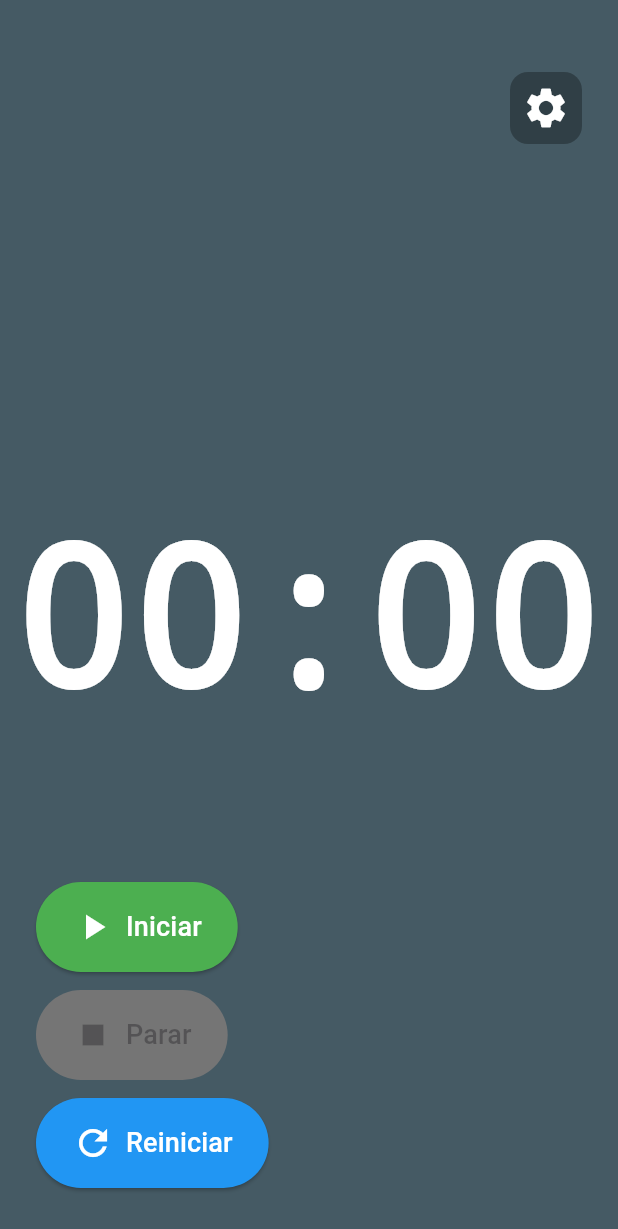
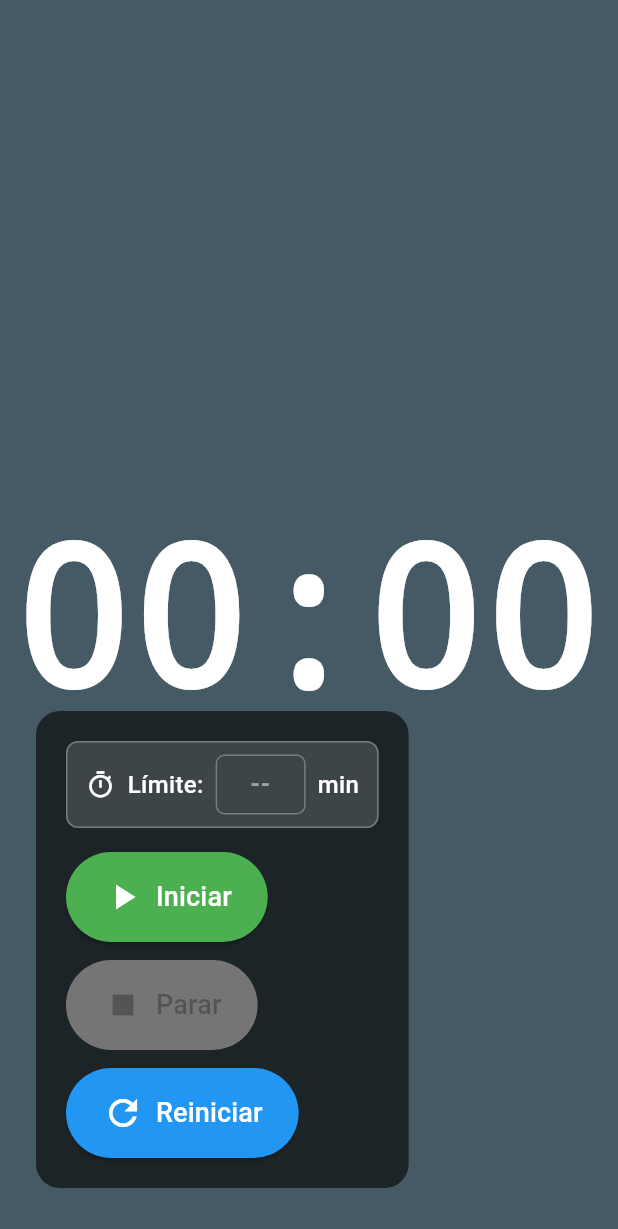
Before and after one commit to wariomvc/tj_cronometro, a Flutter app: the screen it shows after launch, on a phone screen of 412 x 824 dp. Shown: the top 1229 px of the screen. Run offline on Flutter 3.47's test engine with Material 3 defaults, Android fonts, the phone set to English and light mode, and no system bars.

Commit message:
Move time limit control to main control panel
Changes:
- Removed settings button from top-right corner
- Removed time limit indicator from top-left
- Added inline time limit input field in control panel
- Time limit input now appears at top of control buttons
- Improved accessibility with all controls in one location
- Enhanced visual design with semi-transparent container
- Better UX with direct input instead of dialog

```diff
--- a/lib/screens/timer_screen.dart
+++ b/lib/screens/timer_screen.dart
@@ -14,10 +14,12 @@ class _TimerScreenState extends State<TimerScreen> {
   Timer? _timer;
   bool _isRunning = false;
   int? _timeLimitMinutes; // Optional time limit in minutes
+  final TextEditingController _timeLimitController = TextEditingController();
 
   @override
   void dispose() {
     _timer?.cancel();
+    _timeLimitController.dispose();
     super.dispose();
   }
 
@@ -49,66 +51,19 @@ class _TimerScreenState extends State<TimerScreen> {
     });
   }
 
-  Future<void> _showTimeLimitDialog() async {
-    final TextEditingController controller = TextEditingController(
-      text: _timeLimitMinutes?.toString() ?? '',
-    );
-
-    await showDialog(
-      context: context,
-      builder: (BuildContext context) {
-        return AlertDialog(
-          title: const Text('Límite de Tiempo'),
-          content: Column(
-            mainAxisSize: MainAxisSize.min,
-            crossAxisAlignment: CrossAxisAlignment.start,
-            children: [
-              const Text('Ingresa el límite de tiempo en minutos (opcional):'),
-              const SizedBox(height: 16),
-              TextField(
-                controller: controller,
-                keyboardType: TextInputType.number,
-                decoration: const InputDecoration(
-                  labelText: 'Minutos',
-                  hintText: 'Ej: 5, 10, 30...',
-                  border: OutlineInputBorder(),
-                ),
-              ),
-            ],
-          ),
-          actions: [
-            TextButton(
-              onPressed: () {
+  void _updateTimeLimit(String value) {
+    if (value.isEmpty) {
       setState(() {
         _timeLimitMinutes = null;
       });
-                Navigator.of(context).pop();
-              },
-              child: const Text('Borrar'),
-            ),
-            TextButton(
-              onPressed: () {
-                Navigator.of(context).pop();
-              },
-              child: const Text('Cancelar'),
-            ),
-            ElevatedButton(
-              onPressed: () {
-                final value = int.tryParse(controller.text);
-                if (value != null && value > 0) {
+    } else {
+      final minutes = int.tryParse(value);
+      if (minutes != null && minutes > 0) {
         setState(() {
-                    _timeLimitMinutes = value;
+          _timeLimitMinutes = minutes;
         });
       }
-                Navigator.of(context).pop();
-              },
-              child: const Text('Guardar'),
-            ),
-          ],
-        );
-      },
-    );
-    controller.dispose();
+    }
   }
 
   @override
@@ -123,53 +78,106 @@ class _TimerScreenState extends State<TimerScreen> {
             timeLimitMinutes: _timeLimitMinutes,
           ),
 
-          // Settings button at top right
+          // Control buttons overlay at bottom left
           Positioned(
-            top: 48,
-            right: 24,
+            bottom: 32,
+            left: 24,
             child: Container(
+              padding: const EdgeInsets.all(20),
               decoration: BoxDecoration(
-                color: Colors.black.withOpacity(0.3),
-                borderRadius: BorderRadius.circular(12),
+                color: Colors.black.withOpacity(0.6),
+                borderRadius: BorderRadius.circular(16),
               ),
-              child: IconButton(
-                onPressed: _showTimeLimitDialog,
-                icon: const Icon(Icons.settings, size: 32),
-                color: Colors.white,
-                tooltip: 'Configurar límite de tiempo',
+              child: Column(
+                crossAxisAlignment: CrossAxisAlignment.start,
+                children: [
+                  // Time Limit Input
+                  Container(
+                    padding: const EdgeInsets.symmetric(horizontal: 12, vertical: 8),
+                    decoration: BoxDecoration(
+                      color: Colors.white.withOpacity(0.15),
+                      borderRadius: BorderRadius.circular(8),
+                      border: Border.all(
+                        color: Colors.white.withOpacity(0.3),
+                        width: 1,
                       ),
                     ),
+                    child: Row(
+                      mainAxisSize: MainAxisSize.min,
+                      children: [
+                        const Icon(
+                          Icons.timer_outlined,
+                          color: Colors.white,
+                          size: 20,
                         ),
-
-          // Time limit indicator (if set)
-          if (_timeLimitMinutes != null)
-            Positioned(
-              top: 48,
-              left: 24,
-              child: Container(
-                padding: const EdgeInsets.symmetric(horizontal: 16, vertical: 8),
-                decoration: BoxDecoration(
-                  color: Colors.black.withOpacity(0.5),
-                  borderRadius: BorderRadius.circular(20),
+                        const SizedBox(width: 8),
+                        const Text(
+                          'Límite:',
+                          style: TextStyle(
+                            color: Colors.white,
+                            fontSize: 16,
+                            fontWeight: FontWeight.w500,
                           ),
-                child: Text(
-                  'Límite: $_timeLimitMinutes min',
+                        ),
+                        const SizedBox(width: 8),
+                        SizedBox(
+                          width: 60,
+                          child: TextField(
+                            controller: _timeLimitController,
+                            keyboardType: TextInputType.number,
+                            textAlign: TextAlign.center,
                             style: const TextStyle(
                               color: Colors.white,
                               fontSize: 16,
                               fontWeight: FontWeight.bold,
                             ),
+                            decoration: InputDecoration(
+                              hintText: '--',
+                              hintStyle: TextStyle(
+                                color: Colors.white.withOpacity(0.5),
+                              ),
+                              isDense: true,
+                              contentPadding: const EdgeInsets.symmetric(
+                                horizontal: 8,
+                                vertical: 8,
+                              ),
+                              border: OutlineInputBorder(
+                                borderRadius: BorderRadius.circular(6),
+                                borderSide: BorderSide(
+                                  color: Colors.white.withOpacity(0.3),
+                                ),
+                              ),
+                              enabledBorder: OutlineInputBorder(
+                                borderRadius: BorderRadius.circular(6),
+                                borderSide: BorderSide(
+                                  color: Colors.white.withOpacity(0.3),
+                                ),
+                              ),
+                              focusedBorder: OutlineInputBorder(
+                                borderRadius: BorderRadius.circular(6),
+                                borderSide: const BorderSide(
+                                  color: Colors.white,
+                                  width: 2,
                                 ),
                               ),
                             ),
+                            onChanged: _updateTimeLimit,
+                          ),
+                        ),
+                        const SizedBox(width: 8),
+                        const Text(
+                          'min',
+                          style: TextStyle(
+                            color: Colors.white,
+                            fontSize: 16,
+                            fontWeight: FontWeight.w500,
+                          ),
+                        ),
+                      ],
+                    ),
+                  ),
+                  const SizedBox(height: 16),
 
-          // Control buttons overlay at bottom left
-          Positioned(
-            bottom: 32,
-            left: 24,
-            child: Column(
-              crossAxisAlignment: CrossAxisAlignment.start,
-              children: [
                   // Start Button
                   _buildControlButton(
                     onPressed: _isRunning ? null : _startTimer,
@@ -198,6 +206,7 @@ class _TimerScreenState extends State<TimerScreen> {
                 ],
               ),
             ),
+          ),
         ],
       ),
     );
```
Lines whose indentation alone changed are shown as unchanged.
